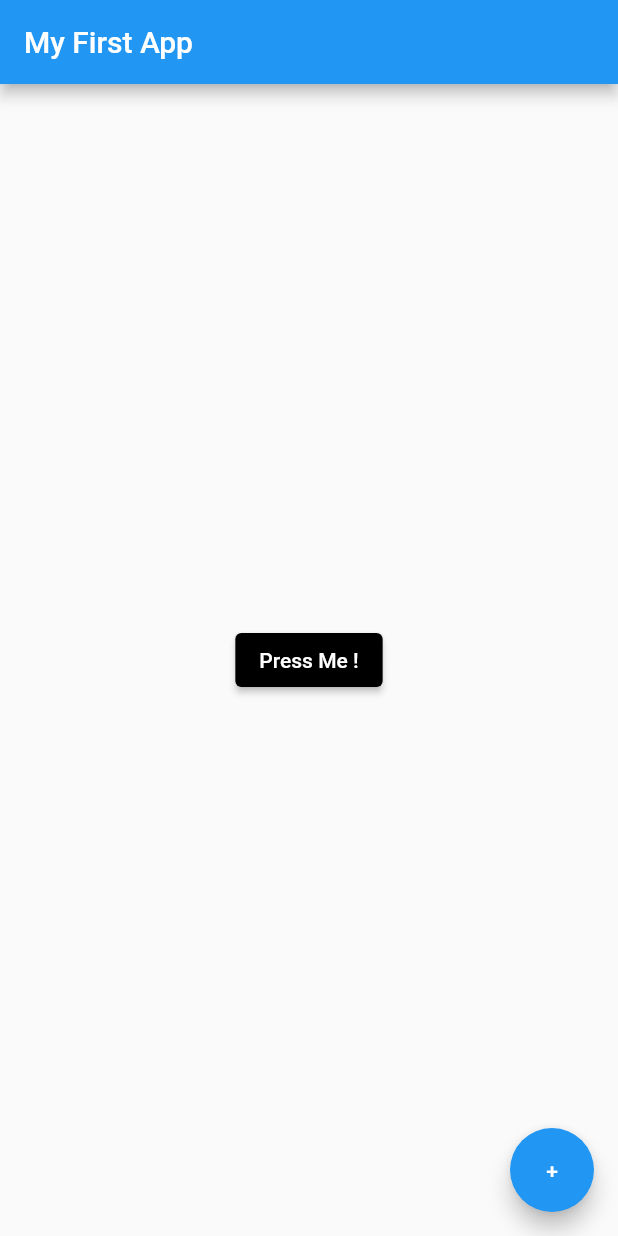
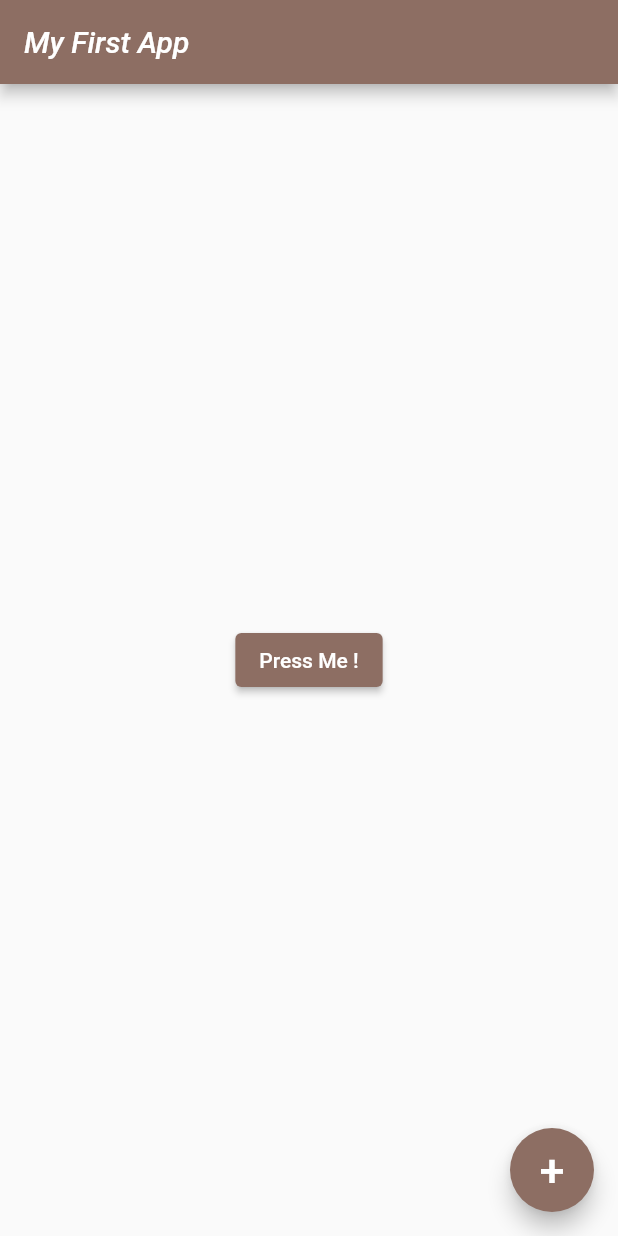
Before and after one commit to Sampad-Adhikary/first-flutter-app, a Flutter app: the screen it shows after launch, after a tap on "Press Me !", on a phone screen of 412 x 824 dp. Run offline on Flutter 3.47's test engine with Material 2 defaults, Android fonts, the phone set to English and light mode, and no system bars.

Commit message:
13 Jan minor color and function changes

```diff
--- a/lib/main.dart
+++ b/lib/main.dart
@@ -3,30 +3,30 @@ import 'package:flutter/material.dart';
 void main() {
   runApp(MaterialApp(
     home: Scaffold(
-      appBar: AppBar(title: Text("My First App")), //Pre Build widgets
+      appBar: AppBar(
+          backgroundColor: Colors.brown[400],
+          title: const Text(
+            "My First App",
+            style: TextStyle(fontFamily: 'Roboto', fontStyle: FontStyle.italic),
+          )), //Pre Build widgets
       body: Center(
           child: ElevatedButton(
         style: ButtonStyle(
             backgroundColor: MaterialStateProperty.resolveWith((states) {
-          return Colors.black;
+          return Colors.brown[400];
         })),
+        onLongPress: () => {print("I am long pressed")},
         onPressed: () => {print("I am Pressed")},
-        child: Text("Press Me !"),
-      )
-          // child: Text(
-          //   "Hellooo Duniyaaa",
-          //   textAlign: TextAlign.left,
-          //   style: TextStyle(
-          //       color: Colors.red[700],
-          //       fontWeight: FontWeight.w800,
-          //       fontSize: 30,
-          //       fontFamily: 'Roboto-Italic',
-          //       fontStyle: FontStyle.italic),
-          // ),
-          ),
+        // onHover: () => {Color},
+        child: const Text("Press Me !"),
+      )),
       floatingActionButton: FloatingActionButton(
+        backgroundColor: Colors.brown[400],
         onPressed: () => {},
-        child: Text("+"),
+        child: const Text(
+          "+",
+          style: TextStyle(fontSize: 30),
+        ),
       ),
     ),
   ));
```
